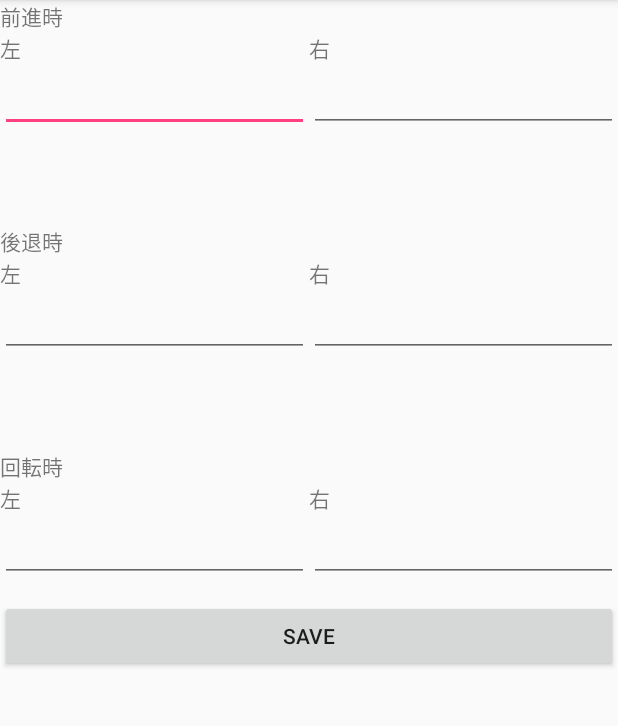
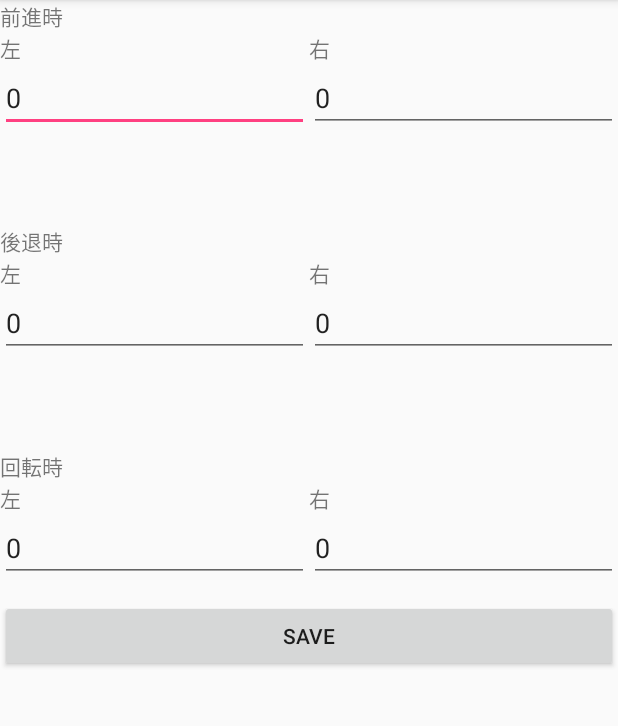
Before and after one commit to t-robop/myRobotController, an Android app: the screen it shows after launch (robotSettingActivity), in the options menu, after a tap on "Settings", on a phone screen of 412 x 824 dp, the part 84-810 px from its top. Run offline under Robolectric (Android 15) with nearby library versions, the phone set to English and light mode, and no system bars; libraries missing offline, so code that uses them is left out: app.akexorcist.bluetotohspp; 6 statements that could not run were skipped.

Commit message:
Main画面、設定画面でprefの値を読み込む設定を実装

```diff
--- a/app/src/main/java/com/example/yuusuke/myrobotcontroller/MainActivity.java
+++ b/app/src/main/java/com/example/yuusuke/myrobotcontroller/MainActivity.java
@@ -2,6 +2,7 @@ package com.example.yuusuke.myrobotcontroller;
 
 import android.app.Activity;
 import android.content.Intent;
+import android.content.SharedPreferences;
 import android.os.Vibrator;
 import android.support.v7.app.AppCompatActivity;
 import android.os.Bundle;
@@ -9,18 +10,33 @@ import app.akexorcist.bluetotohspp.library.BluetoothSPP;
 import app.akexorcist.bluetotohspp.library.BluetoothState;
 import app.akexorcist.bluetotohspp.library.DeviceList;
 import android.bluetooth.BluetoothAdapter;
+import android.support.v7.widget.LinearLayoutCompat;
 import android.util.Log;
 import android.view.Menu;
 import android.view.MenuItem;
 import android.view.View;
 import android.view.View.OnClickListener;
 import android.widget.Button;
+import android.widget.EditText;
 import android.widget.Toast;
 import app.akexorcist.bluetotohspp.library.BluetoothSPP.BluetoothConnectionListener;
 import app.akexorcist.bluetotohspp.library.BluetoothSPP.OnDataReceivedListener;
 public class MainActivity extends AppCompatActivity {
 
     BluetoothSPP bt;
+
+    // 速度の値が入る変数
+    // 前進の時
+    String frontLeftStr;
+    String frontRightStr;
+    // 後退の時
+    String backLeftStr;
+    String backRightStr;
+    // 回転の時
+    String rotationLeftStr;
+    String rotationRightStr;
+
+
 
     @Override
     protected void onCreate(Bundle savedInstanceState) {
@@ -101,6 +117,7 @@ public class MainActivity extends AppCompatActivity {
         bt.stopService();
     }
 
+    @Override
     public void onStart() {
         super.onStart();
         if (!bt.isBluetoothEnabled()) {
@@ -114,6 +131,26 @@ public class MainActivity extends AppCompatActivity {
             }
         }
     }
+    @Override
+    public void onResume(){
+        super.onResume();
+        SharedPreferences pref;
+        SharedPreferences.Editor editor;
+        // 保存ファイル名とmodeを指定 今回だと data という名前で、 このアプリ以外アクセスが出来ない設定
+        pref = getSharedPreferences("data",MODE_PRIVATE);
+        // SharedPreferencesに書くときに使う Editor の使用準備
+        editor = pref.edit();
+
+        // 値を取得
+        frontLeftStr = pref.getString("frontLeft","0");
+        frontRightStr = pref.getString("frontRight","0");
+        backLeftStr = pref.getString("backLeft","0");
+        backRightStr = pref.getString("backRight","0");
+        rotationLeftStr = pref.getString("rotationLeft","0");
+        rotationRightStr = pref.getString("rotationRight","0");
+    }
+
+
 
     public void setup() {
 //        Button btnSend = (Button)findViewById(R.id.btnSend);
--- a/app/src/main/java/com/example/yuusuke/myrobotcontroller/robotSettingActivity.java
+++ b/app/src/main/java/com/example/yuusuke/myrobotcontroller/robotSettingActivity.java
@@ -13,7 +13,7 @@ public class robotSettingActivity extends AppCompatActivity {
 
 
     SharedPreferences pref;
-    SharedPreferences.Editor editor;
+
 
     // 前進の時
     EditText frontLeft;
@@ -34,7 +34,6 @@ public class robotSettingActivity extends AppCompatActivity {
         association();
 
 
-
     }
     // xmlと関連付けしたいものをまとめた
     void association(){
@@ -47,6 +46,31 @@ public class robotSettingActivity extends AppCompatActivity {
 
         rotationLeft = (EditText)findViewById(R.id.editText5);
         rotationRight = (EditText)findViewById(R.id.editText6);
+
+    }
+    @Override
+    public void onResume(){
+        super.onResume();
+        // 保存ファイル名とmodeを指定 今回だと data という名前で、 このアプリ以外アクセスが出来ない設定
+        pref = getSharedPreferences("data",MODE_PRIVATE);
+
+        // 値を取得
+        String frontLeftStr = pref.getString("frontLeft","0");
+        String frontRightStr = pref.getString("frontRight","0");
+        String backLeftStr = pref.getString("backLeft","0");
+        String backRightStr = pref.getString("backRight","0");
+        String rotationLeftStr = pref.getString("rotationLeft","0");
+        String rotationRightStr = pref.getString("rotationRight","0");
+
+        // editTextに文字列を貼り付け
+        frontLeft.setText(frontLeftStr);
+        frontRight.setText(frontRightStr);
+        backLeft.setText(backLeftStr);
+        backRight.setText(backRightStr);
+        rotationLeft.setText(rotationLeftStr);
+        rotationRight.setText(rotationRightStr);
+
+
 
     }
     public void save(View v){
@@ -74,8 +98,7 @@ public class robotSettingActivity extends AppCompatActivity {
         }
         // 保存して良い時
         else{
-            // 保存ファイル名とmodeを指定 今回だと data という名前で、 このアプリ以外アクセスが出来ない設定
-            pref = getSharedPreferences("data",MODE_PRIVATE);
+            SharedPreferences.Editor editor;
             // SharedPreferencesに書くときに使う Editor の使用準備
             editor = pref.edit();
             // 書き込みデータを指定 key と 書き込みたいデータ
```
